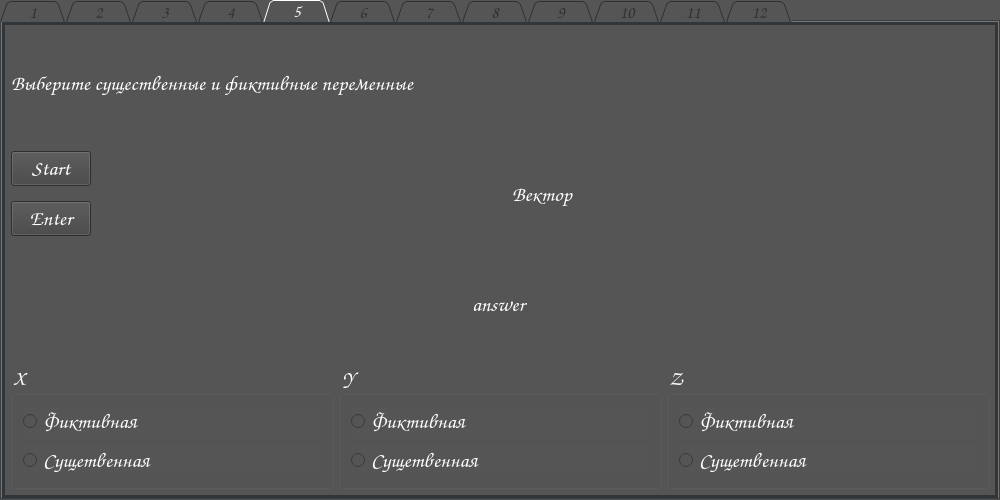
The window that app/design.ui (Kirill-j/AppBF) describes before a commit, drawn with Qt 5.
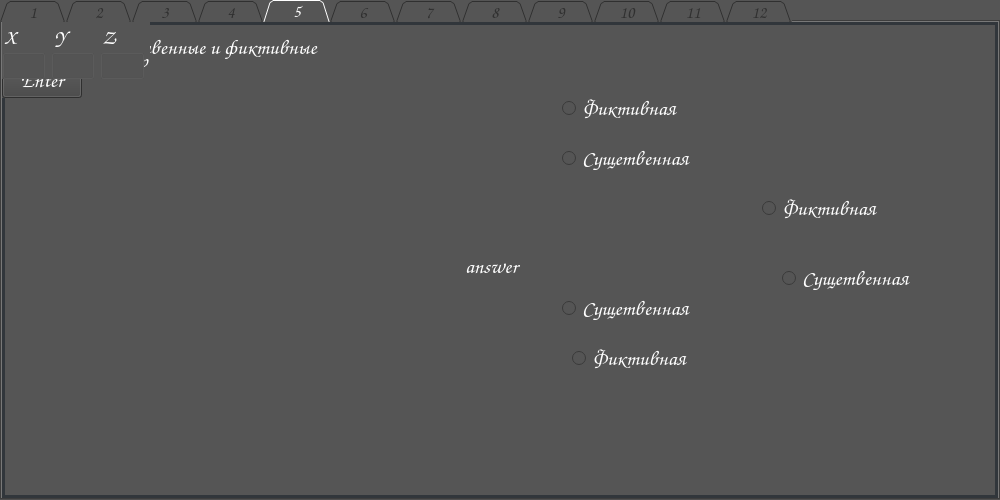
The same window after the commit. The open tabs and pages were chosen to show the change.

```diff
--- a/app/design.ui
+++ b/app/design.ui
@@ -410,9 +410,15 @@
    <attribute name="title">
     <string>5</string>
    </attribute>
-   <layout class="QVBoxLayout" name="verticalLayout_15">
-    <item>
      <widget class="QLabel" name="task_5">
+    <property name="geometry">
+     <rect>
+      <x>9</x>
+      <y>9</y>
+      <width>387</width>
+      <height>58</height>
+     </rect>
+    </property>
       <property name="text">
        <string>Выберите существенные и фиктивные переменные</string>
       </property>
@@ -420,8 +426,107 @@
        <bool>true</bool>
       </property>
      </widget>
-    </item>
-    <item>
+   <widget class="QLabel" name="answer_5">
+    <property name="geometry">
+     <rect>
+      <x>463</x>
+      <y>230</y>
+      <width>67</width>
+      <height>29</height>
+     </rect>
+    </property>
+    <property name="text">
+     <string>answer</string>
+    </property>
+    <property name="wordWrap">
+     <bool>true</bool>
+    </property>
+   </widget>
+   <widget class="QRadioButton" name="radio_button_5_z_fict">
+    <property name="geometry">
+     <rect>
+      <x>760</x>
+      <y>170</y>
+      <width>153</width>
+      <height>33</height>
+     </rect>
+    </property>
+    <property name="text">
+     <string>Фиктивная</string>
+    </property>
+   </widget>
+   <widget class="QRadioButton" name="radio_button_5_z_su">
+    <property name="geometry">
+     <rect>
+      <x>780</x>
+      <y>240</y>
+      <width>153</width>
+      <height>33</height>
+     </rect>
+    </property>
+    <property name="text">
+     <string>Сущетвенная</string>
+    </property>
+   </widget>
+   <widget class="QRadioButton" name="radio_button_5_y_fict">
+    <property name="geometry">
+     <rect>
+      <x>570</x>
+      <y>320</y>
+      <width>153</width>
+      <height>33</height>
+     </rect>
+    </property>
+    <property name="text">
+     <string>Фиктивная</string>
+    </property>
+   </widget>
+   <widget class="QRadioButton" name="radio_button_5_y_su">
+    <property name="geometry">
+     <rect>
+      <x>560</x>
+      <y>270</y>
+      <width>153</width>
+      <height>33</height>
+     </rect>
+    </property>
+    <property name="text">
+     <string>Сущетвенная</string>
+    </property>
+   </widget>
+   <widget class="QRadioButton" name="radio_button_5_x_fict">
+    <property name="geometry">
+     <rect>
+      <x>560</x>
+      <y>70</y>
+      <width>153</width>
+      <height>33</height>
+     </rect>
+    </property>
+    <property name="text">
+     <string>Фиктивная</string>
+    </property>
+    <attribute name="buttonGroup">
+     <string notr="true">buttonGroup</string>
+    </attribute>
+   </widget>
+   <widget class="QRadioButton" name="radio_button_5_x_su">
+    <property name="geometry">
+     <rect>
+      <x>560</x>
+      <y>120</y>
+      <width>153</width>
+      <height>33</height>
+     </rect>
+    </property>
+    <property name="text">
+     <string>Сущетвенная</string>
+    </property>
+    <attribute name="buttonGroup">
+     <string notr="true">buttonGroup</string>
+    </attribute>
+   </widget>
+   <widget class="QWidget" name="">
      <layout class="QHBoxLayout" name="horizontalLayout_9" stretch="0,1">
       <item>
        <layout class="QVBoxLayout" name="verticalLayout_14">
@@ -449,40 +554,15 @@
        </widget>
       </item>
      </layout>
-    </item>
-    <item alignment="Qt::AlignmentFlag::AlignHCenter">
-     <widget class="QLabel" name="answer_5">
-      <property name="text">
-       <string>answer</string>
-      </property>
-      <property name="wordWrap">
-       <bool>true</bool>
-      </property>
-     </widget>
-    </item>
-    <item>
+   </widget>
+   <widget class="QWidget" name="">
      <layout class="QHBoxLayout" name="horizontalLayout_8">
       <item>
        <widget class="QGroupBox" name="group_box_x">
         <property name="title">
          <string>X</string>
         </property>
-        <layout class="QVBoxLayout" name="verticalLayout_11">
-         <item>
-          <widget class="QRadioButton" name="radio_button_5_x_fict">
-           <property name="text">
-            <string>Фиктивная</string>
-           </property>
-          </widget>
-         </item>
-         <item>
-          <widget class="QRadioButton" name="radio_button_5_x_su">
-           <property name="text">
-            <string>Сущетвенная</string>
-           </property>
-          </widget>
-         </item>
-        </layout>
+       <layout class="QVBoxLayout" name="verticalLayout_11"/>
        </widget>
       </item>
       <item>
@@ -490,22 +570,7 @@
         <property name="title">
          <string>Y</string>
         </property>
-        <layout class="QVBoxLayout" name="verticalLayout_12">
-         <item>
-          <widget class="QRadioButton" name="radio_button_5_y_fict">
-           <property name="text">
-            <string>Фиктивная</string>
-           </property>
-          </widget>
-         </item>
-         <item>
-          <widget class="QRadioButton" name="radio_button_5_y_su">
-           <property name="text">
-            <string>Сущетвенная</string>
-           </property>
-          </widget>
-         </item>
-        </layout>
+       <layout class="QVBoxLayout" name="verticalLayout_12"/>
        </widget>
       </item>
       <item>
@@ -513,27 +578,11 @@
         <property name="title">
          <string>Z</string>
         </property>
-        <layout class="QVBoxLayout" name="verticalLayout_13">
-         <item>
-          <widget class="QRadioButton" name="radio_button_5_z_fict">
-           <property name="text">
-            <string>Фиктивная</string>
-           </property>
-          </widget>
-         </item>
-         <item>
-          <widget class="QRadioButton" name="radio_button_5_z_su">
-           <property name="text">
-            <string>Сущетвенная</string>
-           </property>
-          </widget>
-         </item>
-        </layout>
-       </widget>
-      </item>
-     </layout>
-    </item>
-   </layout>
+       <layout class="QVBoxLayout" name="verticalLayout_13"/>
+      </widget>
+     </item>
+    </layout>
+   </widget>
   </widget>
   <widget class="QWidget" name="tab_6">
    <attribute name="title">
```
Left out of the diff: 5 changed lines with no effect on the pictures. Lines whose indentation alone changed are shown as unchanged.
